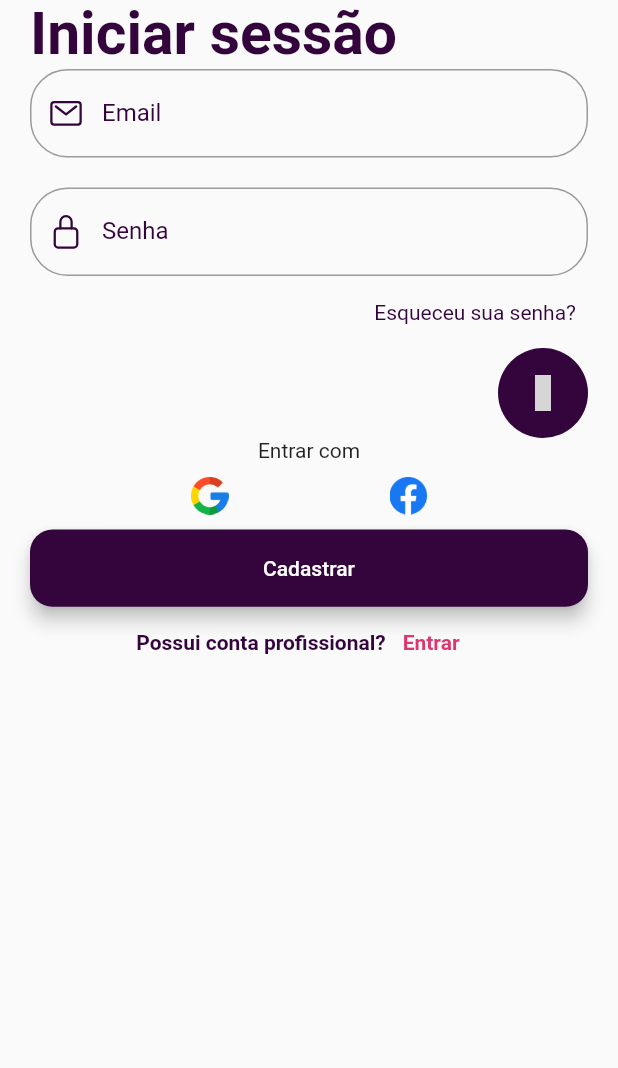
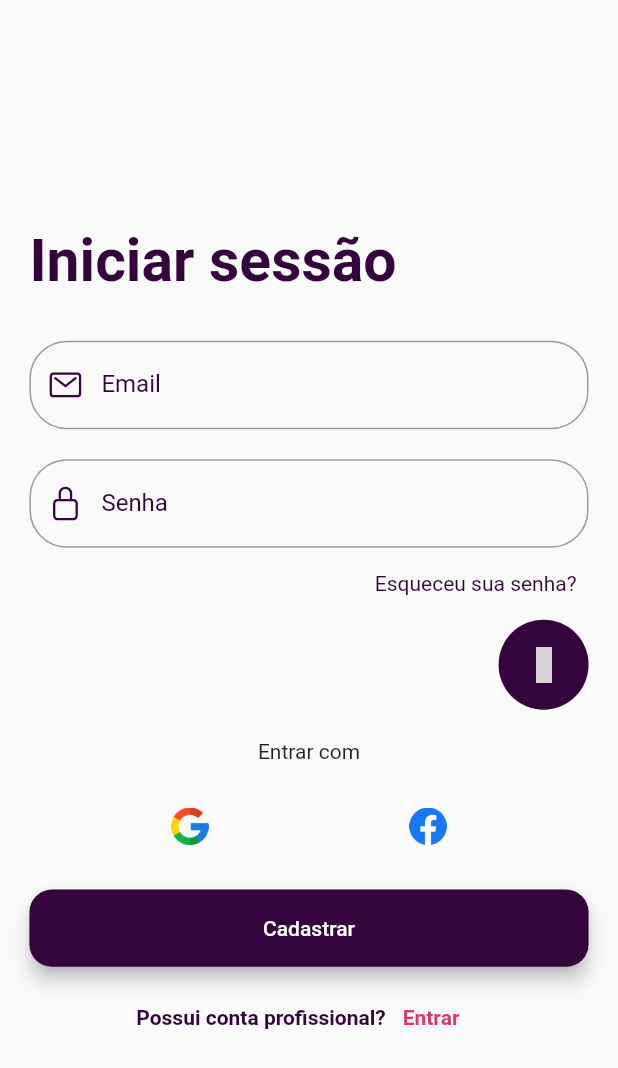
Before and after one commit to CustodioTamatama/elegant, a Flutter app: the screen it shows after launch, item 3 of the bottom bar chosen, on a phone screen of 412 x 824 dp. Shown: the top 1068 px of the screen. Run offline on Flutter 3.47's test engine with Material 2 defaults, Android fonts, the phone set to English and light mode, and no system bars; our stand-ins replace calendar_timeline, cloud_firestore, firebase_auth, firebase_core, google_maps_flutter, google_sign_in and 4 more; accounts and stored records are empty; grey boxes are pictures that could not be loaded.

Commit message:
refactor: auth module

```diff
--- a/lib/main.dart
+++ b/lib/main.dart
@@ -1,23 +1,9 @@
+import 'package:elegant/routes.dart';
 import 'package:firebase_core/firebase_core.dart';
 import 'firebase_options.dart';
 import 'package:flutter/material.dart';
 
-import 'screens/agendamentos_screen.dart';
-import 'screens/localizacao_screen.dart';
-import 'screens/login _register/login_screen.dart';
-import 'screens/pago_screen.dart';
-import 'screens/mensagens_screen.dart';
-import 'screens/pagamento_screen.dart';
-import 'screens/splash_screen.dart';
-import 'screens/user/servicos_prestados.dart';
-import 'screens/user/user_screen.dart';
-import 'screens/home/home_screen.dart';
-import 'screens/horarios_screen.dart';
-import 'screens/notificacoes_screen.dart';
-import 'screens/login _register/register_screen.dart';
-import 'screens/ver_mais/servicos_screen.dart';
-import 'screens/ver_mais/ver_mais_screen.dart';
-import 'widgets/my_bottom_navigation_bar/my_bottom_navigation_bar.dart';
+import 'utils/set_ui_overlay_style.dart';
 
 final scaffoldMessengerKey = GlobalKey<ScaffoldMessengerState>();
 
@@ -34,28 +20,12 @@ class MyApp extends StatelessWidget {
 
   @override
   Widget build(BuildContext context) {
+    setUiOverlayStyle();
+
     return MaterialApp(
       scaffoldMessengerKey: scaffoldMessengerKey,
       initialRoute: '/SplashScreen',
-      routes: {
-        '/SplashScreen': (_) => const SplashScreen(),
-        '/LoginScreen': (context) => const LoginScreen(),
-        '/RegisterScreen': (context) => const RegisterScreen(),
-        '/HomeScreen': (context) => const HomeScreen(),
-        '/HorariosScreen': (context) => const HorariosScreen(),
-        '/MensagensScreen': (context) => const MensagensScreen(),
-        '/NotificacoesScreen': (context) => const NotificacoesScreen(),
-        '/VerMaisScreen': (context) => const VerMaisScreen(),
-        '/ServicosScreen': (context) => const ServicosScreen(),
-        '/ServicosPrestadosScreen': (context) =>
-            const ServicosPrestadosScreen(),
-        '/PagamentoScreen': (context) => const PagamentoScreen(),
-        '/PagoScreen': (context) => const PagoScreen(),
-        '/UserScreen': (context) => const UserScreen(),
-        '/AgendamentosScreen': (context) => const AgendamentosScreen(),
-        '/LocalizacaoScreen': (context) => LocalizacaoScreen(),
-        '/MyBottomNavigationBar': (context) => const MyBottomNavigationBar(),
-      },
+      routes: Routes.getRoutes(),
     );
   }
 }
--- a/lib/models/usuario_model.dart
+++ b/lib/models/usuario_model.dart
@@ -1,4 +1,5 @@
 import 'dart:convert';
+import 'package:elegant/services/local_data_source_service.dart';
 import 'package:uuid/uuid.dart';
 
 import '../enums.dart/e_role.dart';
@@ -26,6 +27,21 @@ class UsuarioModel {
     this.senha,
   }) {
     id = const Uuid().v4();
+    getUsuarioLogado().then((value) => usuarioLogado = value);
+  }
+
+  static UsuarioModel? usuarioLogado;
+
+  void setUsuarioLogado() {
+    LocalDataSourceService().setString('usuario_logado', toJson());
+  }
+
+  Future<UsuarioModel?> getUsuarioLogado() async {
+    final result = await LocalDataSourceService().getString('usuario_logado');
+
+    if (result != null) return UsuarioModel.fromJson(result);
+
+    return null;
   }
 
   Future<UsuarioModel?> post() async {
@@ -97,6 +113,6 @@ class UsuarioModel {
 
   String toJson() => json.encode(toMap());
 
-  factory UsuarioModel.fromJson(String source) =>
-      UsuarioModel.fromMap(json.decode(source));
+  factory UsuarioModel.fromJson(String source) => UsuarioModel.fromMap(
+      json.decode(source));
 }
--- /dev/null
+++ b/lib/routes.dart
@@ -0,0 +1,43 @@
+import 'package:flutter/material.dart';
+
+import 'screens/agendamentos_screen.dart';
+import 'screens/localizacao_screen.dart';
+import 'screens/login _register/login_screen.dart';
+import 'screens/pago_screen.dart';
+import 'screens/mensagens_screen.dart';
+import 'screens/pagamento_screen.dart';
+import 'screens/splash_screen.dart';
+import 'screens/user/servicos_prestados.dart';
+import 'screens/user/user_screen.dart';
+import 'screens/home/home_screen.dart';
+import 'screens/horarios_screen.dart';
+import 'screens/notificacoes_screen.dart';
+import 'screens/login _register/register_screen.dart';
+import 'screens/ver_mais/servicos_screen.dart';
+import 'screens/ver_mais/ver_mais_screen.dart';
+import 'widgets/my_bottom_navigation_bar/my_bottom_navigation_bar.dart';
+
+typedef MyWidgetRouteBuilder = Widget Function(BuildContext context);
+
+class Routes {
+  static Map<String, MyWidgetRouteBuilder> getRoutes() {
+    return {
+      '/SplashScreen': (_) => const SplashScreen(),
+      '/LoginScreen': (_) => const LoginScreen(),
+      '/RegisterScreen': (_) => const RegisterScreen(),
+      '/HomeScreen': (_) => const HomeScreen(),
+      '/HorariosScreen': (_) => const HorariosScreen(),
+      '/MensagensScreen': (_) => const MensagensScreen(),
+      '/NotificacoesScreen': (_) => const NotificacoesScreen(),
+      '/VerMaisScreen': (_) => const VerMaisScreen(),
+      '/ServicosScreen': (_) => const ServicosScreen(),
+      '/ServicosPrestadosScreen': (_) => const ServicosPrestadosScreen(),
+      '/PagamentoScreen': (_) => const PagamentoScreen(),
+      '/PagoScreen': (_) => const PagoScreen(),
+      '/UserScreen': (_) => const UserScreen(),
+      '/AgendamentosScreen': (_) => const AgendamentosScreen(),
+      '/LocalizacaoScreen': (_) => LocalizacaoScreen(),
+      '/MyBottomNavigationBar': (_) => const MyBottomNavigationBar(),
+    };
+  }
+}
--- a/lib/screens/login _register/login_screen.dart
+++ b/lib/screens/login _register/login_screen.dart
@@ -12,8 +12,9 @@ import '../../main.dart';
 import '../../models/usuario_model.dart';
 import '../../services/auth_service.dart';
 import '../../widgets/elevated_button/principal_elevated_button.dart';
-import '../../widgets/auth/entrada_google_facebook.dart';
+import '../../widgets/auth/social_auth_button.dart';
 import '../../widgets/auth/login_text_field.dart';
+import '../../widgets/my_intrinsic_height.dart';
 
 class LoginScreen extends StatefulWidget {
   const LoginScreen({super.key});
@@ -31,24 +32,34 @@ class _LoginScreenState extends State<LoginScreen> {
 
   var _loading = false;
 
+  final _formKey = GlobalKey<FormState>();
+
   @override
   Widget build(BuildContext context) {
     return Scaffold(
       body: SafeArea(
-        child: SingleChildScrollView(
-          child: Padding(
-            padding: const EdgeInsets.only(left: 20, right: 20),
+        child: MyIntrinsicHeight(
           child: Column(
-              mainAxisAlignment: MainAxisAlignment.spaceEvenly,
+            mainAxisAlignment: MainAxisAlignment.center,
             crossAxisAlignment: CrossAxisAlignment.start,
             children: [
-                MyText(
+              Padding(
+                padding: EdgeInsets.symmetric(
+                  horizontal: dp20(context),
+                  vertical: dp30(context),
+                ),
+                child: MyText(
                   "Iniciar sessão",
                   color: MyColors.primaryColor,
                   fontSize: dp20(context) * 2,
                   bold: true,
                 ),
-                Column(
+              ),
+              Padding(
+                padding: EdgeInsets.symmetric(horizontal: dp20(context)),
+                child: Form(
+                  key: _formKey,
+                  child: Column(
                     mainAxisAlignment: MainAxisAlignment.spaceBetween,
                     children: [
                       LoginTextField(
@@ -81,8 +92,11 @@ class _LoginScreenState extends State<LoginScreen> {
                       )
                     ],
                   ),
-                Align(
+                ),
+              ),
+              Container(
                 alignment: Alignment.bottomRight,
+                padding: EdgeInsets.only(right: dp20(context)),
                 child: Container(
                     width: 60,
                     height: 60,
@@ -90,6 +104,7 @@ class _LoginScreenState extends State<LoginScreen> {
                         color: MyColors.primaryColor, shape: BoxShape.circle),
                     child: IconButton(
                       onPressed: () async {
+                        if (_formKey.currentState?.validate() ?? false) {
                           setState(() {
                             _loading = true;
                           });
@@ -97,9 +112,9 @@ class _LoginScreenState extends State<LoginScreen> {
                           _usuarioModel.senha = _senhaController.text.trim();
 
                           try {
-                            final usuarioRetorno =
+                            final result =
                                 await _authService.login(_usuarioModel);
-                            if (usuarioRetorno != null) {
+                            if (result != null) {
                               Navigator.of(context).pushReplacementNamed(
                                 '/MyBottomNavigationBar',
                               );
@@ -119,11 +134,11 @@ class _LoginScreenState extends State<LoginScreen> {
                               _loading = false;
                             });
                           }
+                        }
                       },
                       icon: _loading
                           ? const CircularProgressIndicator(
-                                valueColor:
-                                    AlwaysStoppedAnimation(Colors.white),
+                              valueColor: AlwaysStoppedAnimation(Colors.white),
                             )
                           : const Icon(
                               Iconsax.arrow_right_1,
@@ -131,12 +146,14 @@ class _LoginScreenState extends State<LoginScreen> {
                             ),
                     )),
               ),
-                EntradaGoogle(
+              SizedBox(height: dp20(context)),
+              SocialAuthButton(
                 onGoogleTapped: () async {
                   try {
                     showLoadingDialog(context);
-                      final usuarioRetorno = await _authService.googleAuth();
-                      if (usuarioRetorno != null) {
+                    UsuarioModel.usuarioLogado =
+                        await _authService.googleAuth();
+                    if (UsuarioModel.usuarioLogado != null) {
                       Navigator.of(context).pushReplacementNamed(
                         '/MyBottomNavigationBar',
                       );
@@ -159,10 +176,15 @@ class _LoginScreenState extends State<LoginScreen> {
                 },
               ),
               SizedBox(height: dp10(context)),
-                PrincipalElevatedButton(
-                    onPressed: () =>
-                        Navigator.of(context).pushNamed('/RegisterScreen'),
-                    title: 'Cadastrar'),
+              Padding(
+                padding: EdgeInsets.symmetric(horizontal: dp20(context)),
+                child: PrincipalElevatedButton(
+                  onPressed: () => Navigator.of(context)
+                      .pushReplacementNamed('/RegisterScreen'),
+                  title: 'Cadastrar',
+                ),
+              ),
+              SizedBox(height: dp10(context)),
               Row(
                 mainAxisAlignment: MainAxisAlignment.center,
                 children: [
@@ -175,7 +197,6 @@ class _LoginScreenState extends State<LoginScreen> {
                 ],
               )
             ],
-            ),
           ),
         ),
       ),
--- a/lib/widgets/auth/entrada_google_facebook.dart
+++ /dev/null
@@ -1,36 +0,0 @@
-import 'package:flutter/material.dart';
-
-import '../../shared/assets_files.dart';
-import '../my_text.dart';
-
-class EntradaGoogle extends StatelessWidget {
-  const EntradaGoogle({
-    super.key,
-    required this.onGoogleTapped,
-  });
-
-  final VoidCallback onGoogleTapped;
-
-  @override
-  Widget build(BuildContext context) {
-    return Column(
-      children: [
-        const MyText('Entrar com'),
-        const SizedBox(height: 10),
-        Row(
-          mainAxisAlignment: MainAxisAlignment.spaceEvenly,
-          children: [
-            InkWell(
-              onTap: onGoogleTapped,
-              child: Image.asset(AssetFiles.google, width: 25, height: 25),
-            ),
-            InkWell(
-              onTap: () {},
-              child: Image.asset(AssetFiles.facebook, width: 25, height: 25),
-            )
-          ],
-        )
-      ],
-    );
-  }
-}
--- a/lib/widgets/auth/login_text_field.dart
+++ b/lib/widgets/auth/login_text_field.dart
@@ -24,6 +24,11 @@ class LoginTextField extends StatelessWidget {
       autovalidateMode: AutovalidateMode.onUserInteraction,
       obscureText: obscureText,
       controller: controller,
+      validator: (value) {
+        if (value != null && value.isEmpty) return 'campo obrigatorio';
+
+        return null;
+      },
       decoration: InputDecoration(
           focusedBorder: OutlineInputBorder(
               borderSide: const BorderSide(color: MyColors.primaryColor),
--- /dev/null
+++ b/lib/widgets/auth/social_auth_button.dart
@@ -0,0 +1,54 @@
+import 'package:elegant/styles/responsive.dart';
+import 'package:flutter/material.dart';
+
+import '../../shared/assets_files.dart';
+import '../my_text.dart';
+
+class SocialAuthButton extends StatelessWidget {
+  const SocialAuthButton({
+    super.key,
+    required this.onGoogleTapped,
+  });
+
+  final VoidCallback onGoogleTapped;
+
+  @override
+  Widget build(BuildContext context) {
+    return Column(
+      children: [
+        const MyText('Entrar com'),
+        const SizedBox(height: 10),
+        Row(
+          mainAxisAlignment: MainAxisAlignment.spaceEvenly,
+          children: [
+            _socialAuthTile(
+              context,
+              socialImg: AssetFiles.google,
+              onPressed: onGoogleTapped,
+            ),
+            _socialAuthTile(
+              context,
+              socialImg: AssetFiles.facebook,
+              onPressed: () {},
+            ),
+          ],
+        )
+      ],
+    );
+  }
+
+  Widget _socialAuthTile(
+    BuildContext context, {
+    required VoidCallback onPressed,
+    required String socialImg,
+  }) {
+    return InkWell(
+      borderRadius: BorderRadius.circular(100),
+      onTap: onPressed,
+      child: Padding(
+        padding: EdgeInsets.all(dp20(context)),
+        child: Image.asset(socialImg, width: 25, height: 25),
+      ),
+    );
+  }
+}
--- a/lib/widgets/my_bottom_navigation_bar/my_bottom_navigation_bar.dart
+++ b/lib/widgets/my_bottom_navigation_bar/my_bottom_navigation_bar.dart
@@ -1,6 +1,7 @@
 import 'package:flutter/material.dart';
 import 'package:iconsax/iconsax.dart';
 
+import '../../models/usuario_model.dart';
 import '../../screens/agendamentos_screen.dart';
 import '../../screens/home/home_screen.dart';
 import '../../screens/user/user_screen.dart';
@@ -37,7 +38,7 @@ class _MyBottomNavigationBarState extends State<MyBottomNavigationBar> {
           unselectedItemColor: Colors.grey,
           selectedItemColor: Colors.white,
           onTap: (index) {
-            if (index == 2) {
+            if (index == 2 && UsuarioModel.usuarioLogado == null) {
               Navigator.of(context).pushReplacementNamed('/LoginScreen');
             } else {
               setState(() {
--- /dev/null
+++ b/lib/widgets/my_intrinsic_height.dart
@@ -0,0 +1,24 @@
+import 'package:flutter/material.dart';
+
+class MyIntrinsicHeight extends StatelessWidget {
+  const MyIntrinsicHeight({super.key, required this.child});
+  final Widget child;
+
+  @override
+  Widget build(BuildContext context) {
+    return LayoutBuilder(
+      builder: (context, constraints) {
+        return SingleChildScrollView(
+          child: ConstrainedBox(
+            constraints: BoxConstraints(
+              minHeight: constraints.maxHeight
+            ),
+            child: IntrinsicHeight(
+              child: child,
+            ),
+          ),
+        );
+      }
+    );
+  }
+}
--- a/pubspec.yaml
+++ b/pubspec.yaml
@@ -29,6 +29,7 @@ dependencies:
   firebase_auth: ^4.6.3
   google_sign_in: ^6.1.4
   firebase_core: ^2.14.0
+  shared_preferences: ^2.2.0
 
 dev_dependencies:
   flutter_test:
```
Also changed, not shown: lib/screens/login _register/register_screen.dart (+17 -6 lines), lib/services/auth_service.dart (+28 -3 lines), lib/services/local_data_source_service.dart (added, +13 -0 lines), lib/utils/set_ui_overlay_style.dart (added, +11 -0 lines), pubspec.lock, 1 other file. Lines whose indentation alone changed are shown as unchanged.
